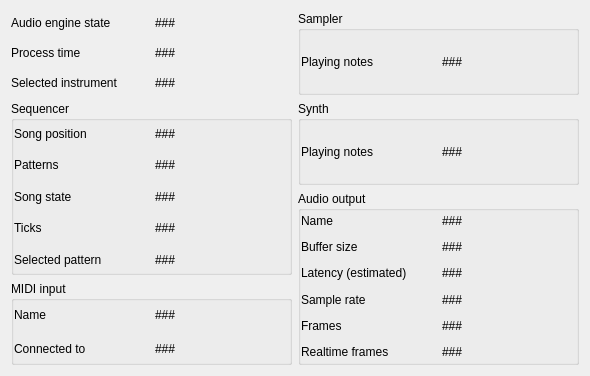
The window that src/gui/src/AudioEngineInfoForm_UI.ui (hydrogen-music/hydrogen) describes before a commit, drawn with Qt 5.
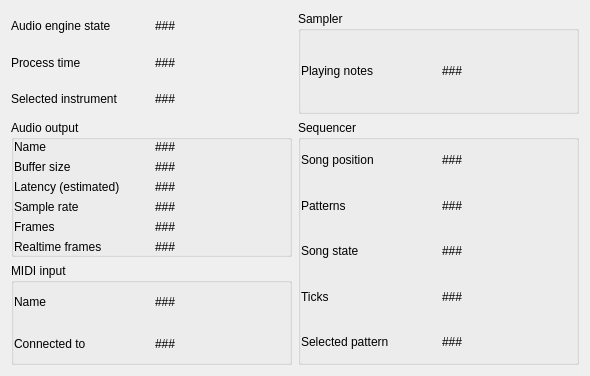
The same window after the commit.

Commit message:
Drop Synth class
I do not know when or how this sin generator was of use but it is dead code since quite a while

```diff
--- a/src/gui/src/AudioEngineInfoForm_UI.ui
+++ b/src/gui/src/AudioEngineInfoForm_UI.ui
@@ -78,225 +78,7 @@
      </item>
     </layout>
    </item>
-   <item row="0" column="1">
-    <widget class="QGroupBox" name="groupBox_6">
-     <property name="title">
-      <string>Sampler</string>
-     </property>
-     <layout class="QGridLayout" name="gridLayout_6">
-      <property name="leftMargin">
-       <number>0</number>
-      </property>
-      <property name="topMargin">
-       <number>0</number>
-      </property>
-      <property name="rightMargin">
-       <number>0</number>
-      </property>
-      <property name="bottomMargin">
-       <number>0</number>
-      </property>
-      <item row="0" column="0">
-       <layout class="QGridLayout">
-        <property name="leftMargin">
-         <number>0</number>
-        </property>
-        <property name="topMargin">
-         <number>0</number>
-        </property>
-        <property name="rightMargin">
-         <number>0</number>
-        </property>
-        <property name="bottomMargin">
-         <number>0</number>
-        </property>
-        <property name="spacing">
-         <number>6</number>
-        </property>
-        <item row="0" column="1">
-         <widget class="QLabel" name="sampler_playingNotesLbl">
-          <property name="text">
-           <string>###</string>
-          </property>
-         </widget>
-        </item>
-        <item row="0" column="0">
-         <widget class="QLabel" name="TextLabel5_2">
-          <property name="text">
-           <string>Playing notes</string>
-          </property>
-         </widget>
-        </item>
-       </layout>
-      </item>
-     </layout>
-    </widget>
-   </item>
-   <item row="1" column="0" rowspan="2">
-    <widget class="QGroupBox" name="groupBox_3">
-     <property name="title">
-      <string>Sequencer</string>
-     </property>
-     <layout class="QGridLayout" name="gridLayout_3">
-      <property name="leftMargin">
-       <number>0</number>
-      </property>
-      <property name="topMargin">
-       <number>0</number>
-      </property>
-      <property name="rightMargin">
-       <number>0</number>
-      </property>
-      <property name="bottomMargin">
-       <number>0</number>
-      </property>
-      <item row="0" column="0">
-       <layout class="QGridLayout">
-        <property name="leftMargin">
-         <number>0</number>
-        </property>
-        <property name="topMargin">
-         <number>0</number>
-        </property>
-        <property name="rightMargin">
-         <number>0</number>
-        </property>
-        <property name="bottomMargin">
-         <number>0</number>
-        </property>
-        <property name="spacing">
-         <number>6</number>
-        </property>
-        <item row="2" column="1">
-         <widget class="QLabel" name="songStateLbl">
-          <property name="text">
-           <string>###</string>
-          </property>
-         </widget>
-        </item>
-        <item row="4" column="1">
-         <widget class="QLabel" name="selectedPatLbl">
-          <property name="text">
-           <string>###</string>
-          </property>
-         </widget>
-        </item>
-        <item row="2" column="0">
-         <widget class="QLabel" name="textLabel1_3">
-          <property name="text">
-           <string>Song state</string>
-          </property>
-         </widget>
-        </item>
-        <item row="4" column="0">
-         <widget class="QLabel" name="ticktextLabel1_3_2_2">
-          <property name="text">
-           <string>Selected pattern</string>
-          </property>
-         </widget>
-        </item>
-        <item row="0" column="0">
-         <widget class="QLabel" name="TextLabel1_2_2">
-          <property name="text">
-           <string>Song position</string>
-          </property>
-         </widget>
-        </item>
-        <item row="1" column="0">
-         <widget class="QLabel" name="TextLabel1_2">
-          <property name="text">
-           <string>Patterns</string>
-          </property>
-         </widget>
-        </item>
-        <item row="0" column="1">
-         <widget class="QLabel" name="m_pSongPositionLbl">
-          <property name="text">
-           <string>###</string>
-          </property>
-         </widget>
-        </item>
-        <item row="3" column="1">
-         <widget class="QLabel" name="nTicksLbl">
-          <property name="text">
-           <string>###</string>
-          </property>
-         </widget>
-        </item>
-        <item row="1" column="1">
-         <widget class="QLabel" name="currentPatternLbl">
-          <property name="text">
-           <string>###</string>
-          </property>
-         </widget>
-        </item>
-        <item row="3" column="0">
-         <widget class="QLabel" name="ticktextLabel1_3_2">
-          <property name="text">
-           <string>Ticks</string>
-          </property>
-         </widget>
-        </item>
-       </layout>
-      </item>
-     </layout>
-    </widget>
-   </item>
-   <item row="1" column="1">
-    <widget class="QGroupBox" name="groupBox_2">
-     <property name="title">
-      <string>Synth</string>
-     </property>
-     <layout class="QGridLayout" name="gridLayout_2">
-      <property name="leftMargin">
-       <number>0</number>
-      </property>
-      <property name="topMargin">
-       <number>0</number>
-      </property>
-      <property name="rightMargin">
-       <number>0</number>
-      </property>
-      <property name="bottomMargin">
-       <number>0</number>
-      </property>
-      <item row="0" column="0">
-       <layout class="QGridLayout">
-        <property name="leftMargin">
-         <number>0</number>
-        </property>
-        <property name="topMargin">
-         <number>0</number>
-        </property>
-        <property name="rightMargin">
-         <number>0</number>
-        </property>
-        <property name="bottomMargin">
-         <number>0</number>
-        </property>
-        <property name="spacing">
-         <number>6</number>
-        </property>
-        <item row="0" column="1">
-         <widget class="QLabel" name="synth_playingNotesLbl">
-          <property name="text">
-           <string>###</string>
-          </property>
-         </widget>
-        </item>
-        <item row="0" column="0">
-         <widget class="QLabel" name="TextLabel5_3">
-          <property name="text">
-           <string>Playing notes</string>
-          </property>
-         </widget>
-        </item>
-       </layout>
-      </item>
-     </layout>
-    </widget>
-   </item>
-   <item row="2" column="1" rowspan="2">
+   <item row="2" column="0">
     <widget class="QGroupBox" name="groupBox_4">
      <property name="title">
       <string>Audio output</string>
@@ -426,6 +208,60 @@
      </layout>
     </widget>
    </item>
+   <item row="0" column="1">
+    <widget class="QGroupBox" name="groupBox_6">
+     <property name="title">
+      <string>Sampler</string>
+     </property>
+     <layout class="QGridLayout" name="gridLayout_6">
+      <property name="leftMargin">
+       <number>0</number>
+      </property>
+      <property name="topMargin">
+       <number>0</number>
+      </property>
+      <property name="rightMargin">
+       <number>0</number>
+      </property>
+      <property name="bottomMargin">
+       <number>0</number>
+      </property>
+      <item row="0" column="0">
+       <layout class="QGridLayout">
+        <property name="leftMargin">
+         <number>0</number>
+        </property>
+        <property name="topMargin">
+         <number>0</number>
+        </property>
+        <property name="rightMargin">
+         <number>0</number>
+        </property>
+        <property name="bottomMargin">
+         <number>0</number>
+        </property>
+        <property name="spacing">
+         <number>6</number>
+        </property>
+        <item row="0" column="1">
+         <widget class="QLabel" name="sampler_playingNotesLbl">
+          <property name="text">
+           <string>###</string>
+          </property>
+         </widget>
+        </item>
+        <item row="0" column="0">
+         <widget class="QLabel" name="TextLabel5_2">
+          <property name="text">
+           <string>Playing notes</string>
+          </property>
+         </widget>
+        </item>
+       </layout>
+      </item>
+     </layout>
+    </widget>
+   </item>
    <item row="3" column="0">
     <widget class="QGroupBox" name="groupBox_5">
      <property name="title">
@@ -494,6 +330,116 @@
      </layout>
     </widget>
    </item>
+   <item row="2" column="1" rowspan="2">
+    <widget class="QGroupBox" name="groupBox_3">
+     <property name="title">
+      <string>Sequencer</string>
+     </property>
+     <layout class="QGridLayout" name="gridLayout_3">
+      <property name="leftMargin">
+       <number>0</number>
+      </property>
+      <property name="topMargin">
+       <number>0</number>
+      </property>
+      <property name="rightMargin">
+       <number>0</number>
+      </property>
+      <property name="bottomMargin">
+       <number>0</number>
+      </property>
+      <item row="0" column="0">
+       <layout class="QGridLayout">
+        <property name="leftMargin">
+         <number>0</number>
+        </property>
+        <property name="topMargin">
+         <number>0</number>
+        </property>
+        <property name="rightMargin">
+         <number>0</number>
+        </property>
+        <property name="bottomMargin">
+         <number>0</number>
+        </property>
+        <property name="spacing">
+         <number>6</number>
+        </property>
+        <item row="2" column="1">
+         <widget class="QLabel" name="songStateLbl">
+          <property name="text">
+           <string>###</string>
+          </property>
+         </widget>
+        </item>
+        <item row="4" column="1">
+         <widget class="QLabel" name="selectedPatLbl">
+          <property name="text">
+           <string>###</string>
+          </property>
+         </widget>
+        </item>
+        <item row="4" column="0">
+         <widget class="QLabel" name="ticktextLabel1_3_2_2">
+          <property name="text">
+           <string>Selected pattern</string>
+          </property>
+         </widget>
+        </item>
+        <item row="0" column="0">
+         <widget class="QLabel" name="TextLabel1_2_2">
+          <property name="text">
+           <string>Song position</string>
+          </property>
+         </widget>
+        </item>
+        <item row="1" column="0">
+         <widget class="QLabel" name="TextLabel1_2">
+          <property name="text">
+           <string>Patterns</string>
+          </property>
+         </widget>
+        </item>
+        <item row="0" column="1">
+         <widget class="QLabel" name="m_pSongPositionLbl">
+          <property name="text">
+           <string>###</string>
+          </property>
+         </widget>
+        </item>
+        <item row="3" column="1">
+         <widget class="QLabel" name="nTicksLbl">
+          <property name="text">
+           <string>###</string>
+          </property>
+         </widget>
+        </item>
+        <item row="1" column="1">
+         <widget class="QLabel" name="currentPatternLbl">
+          <property name="text">
+           <string>###</string>
+          </property>
+         </widget>
+        </item>
+        <item row="3" column="0">
+         <widget class="QLabel" name="ticktextLabel1_3_2">
+          <property name="text">
+           <string>Ticks</string>
+          </property>
+         </widget>
+        </item>
+        <item row="2" column="0">
+         <widget class="QLabel" name="textLabel1_3">
+          <property name="text">
+           <string>Song state</string>
+          </property>
+         </widget>
+        </item>
+       </layout>
+      </item>
+     </layout>
+    </widget>
+   </item>
   </layout>
  </widget>
  <layoutdefault spacing="6" margin="11"/>
```
The commit also changes 26 other files.
